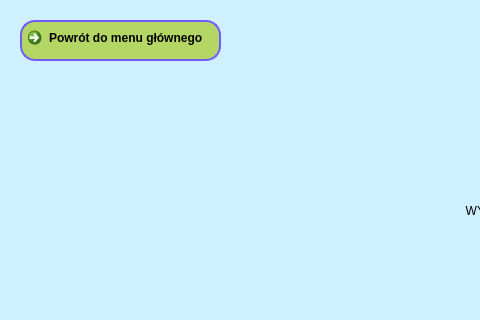
Before: the Qt Designer form UI/WyborTrybu.ui in lukaszbladziak5/Helikopterowy-Komiwojazer, drawn with Qt 5; both pictures show x 0 to 480 and y 0 to 320 of the 1200 by 800 pixel window.
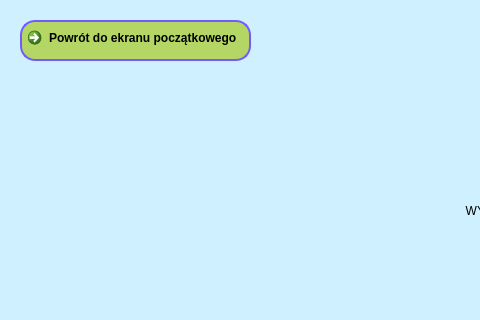
After: the same form once the commit is applied.

```diff
--- a/UI/WyborTrybu.ui
+++ b/UI/WyborTrybu.ui
@@ -128,12 +128,12 @@
      <rect>
       <x>20</x>
       <y>20</y>
-      <width>201</width>
+      <width>231</width>
       <height>41</height>
      </rect>
     </property>
     <property name="text">
-     <string>Powrót do menu głównego</string>
+     <string>Powrót do ekranu początkowego</string>
     </property>
    </widget>
    <widget class="QLabel" name="tytulWybor">
```
